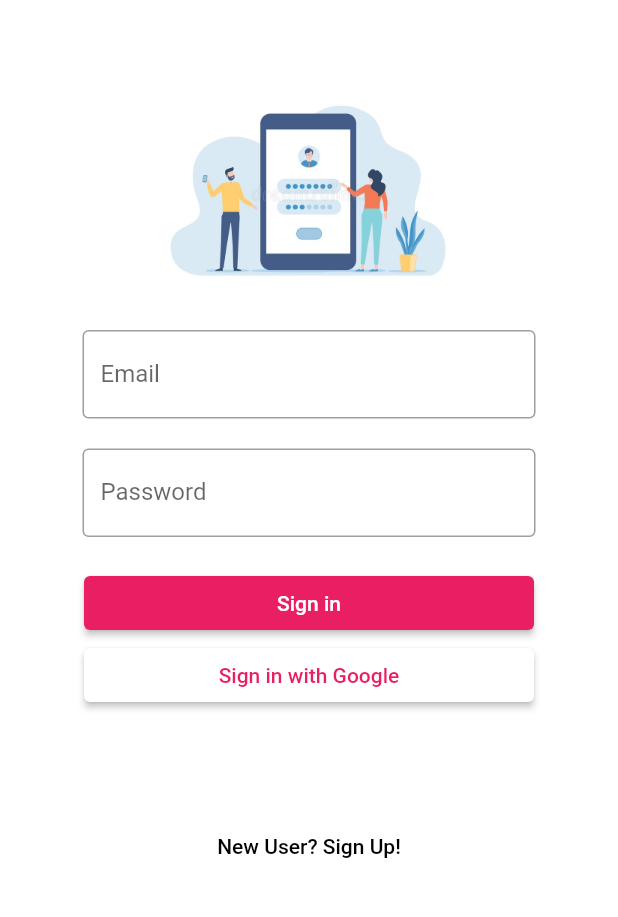
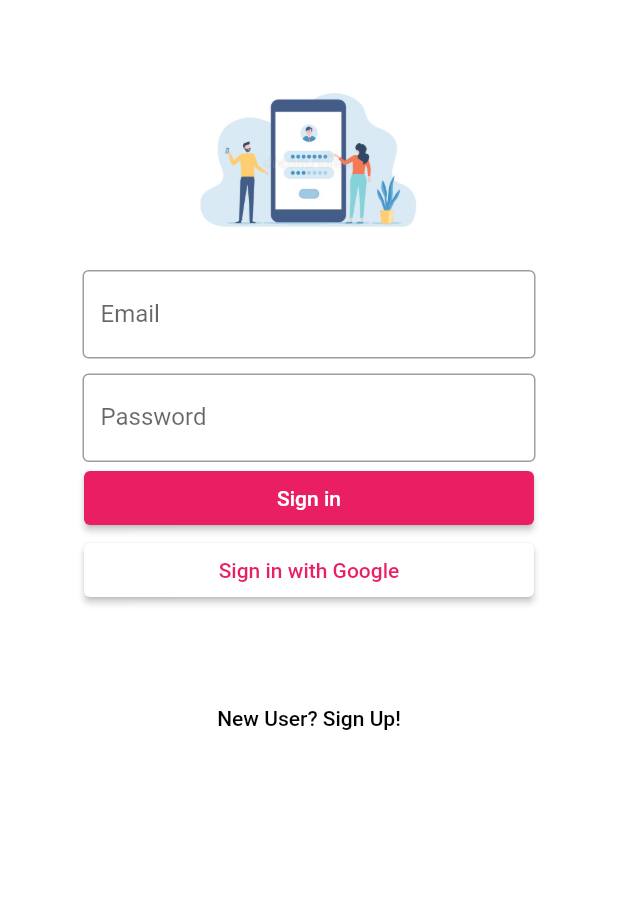
Before and after one commit to prachi-28/SplitSmart, a Flutter app: the screen it shows after launch, on a phone screen of 412 x 824 dp, the part 84-1001 px from its top. Run offline on Flutter 3.47's test engine with Material 2 defaults, Android fonts, the phone set to English and light mode, and no system bars; our stand-ins replace firebase_auth, firebase_core, google_sign_in, hexcolor, percent_indicator; accounts and stored records are empty.

```diff
--- a/split_smart/lib/authentication/sign_in.dart
+++ b/split_smart/lib/authentication/sign_in.dart
@@ -42,7 +42,7 @@ class _SignInState extends State<SignIn> {
                 child: Center(
                   child: Container(
                     width: 200,
-                    height: 150,
+                    height: 110,
                     child: Image.asset('images/login.jpg'),
                   ),
                 ),
@@ -65,7 +65,7 @@ class _SignInState extends State<SignIn> {
                   },
                 ),
               ),
-              SizedBox(height: 20,),
+              SizedBox(height: 10,),
               Padding(
                 padding: const EdgeInsets.symmetric(horizontal: 15),
 
@@ -88,7 +88,8 @@ class _SignInState extends State<SignIn> {
                 ),
               ),
 
-              SizedBox(height: 20,), SizedBox(
+              //SizedBox(height: 8,),
+              SizedBox(
                 width: 300,
                 child: ElevatedButton(
                   style: ElevatedButton.styleFrom(
@@ -150,7 +151,7 @@ class _SignInState extends State<SignIn> {
 
 
 
-              SizedBox(height: 20,),
+              SizedBox(height: 5,),
               Text(
                 error,
                 style: TextStyle(color: Colors.red, fontSize: 14.0),
```
